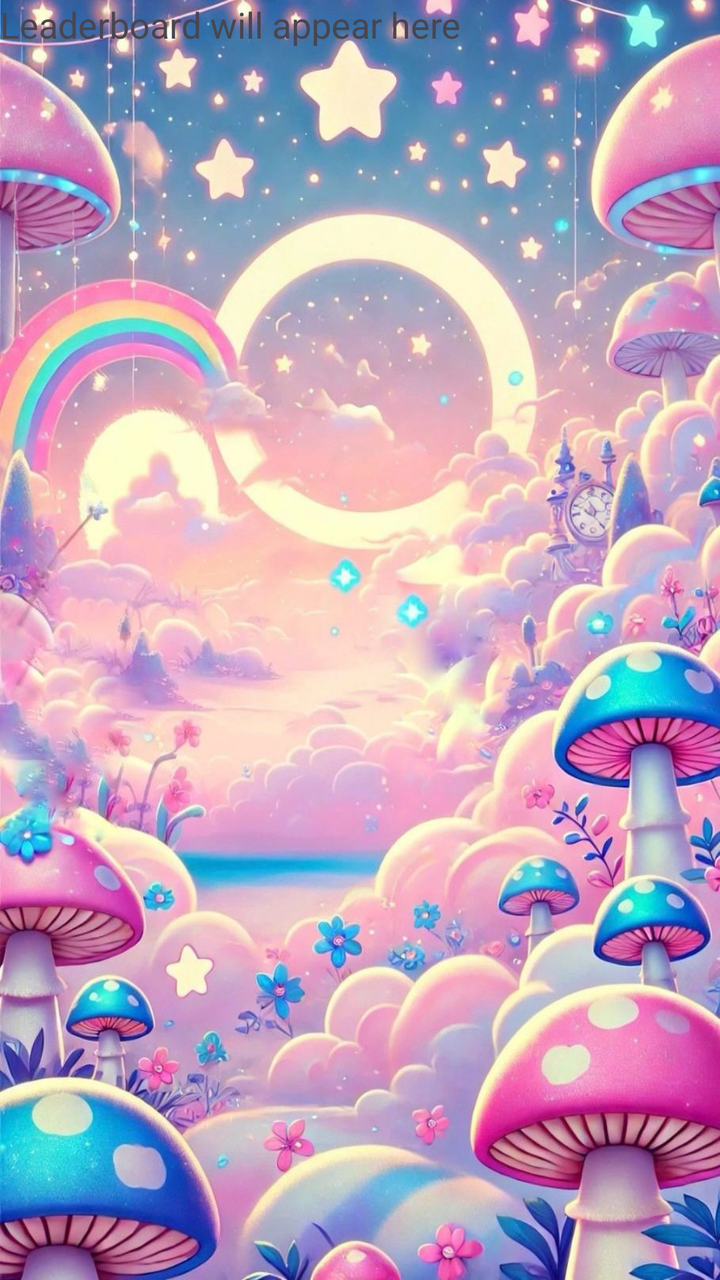
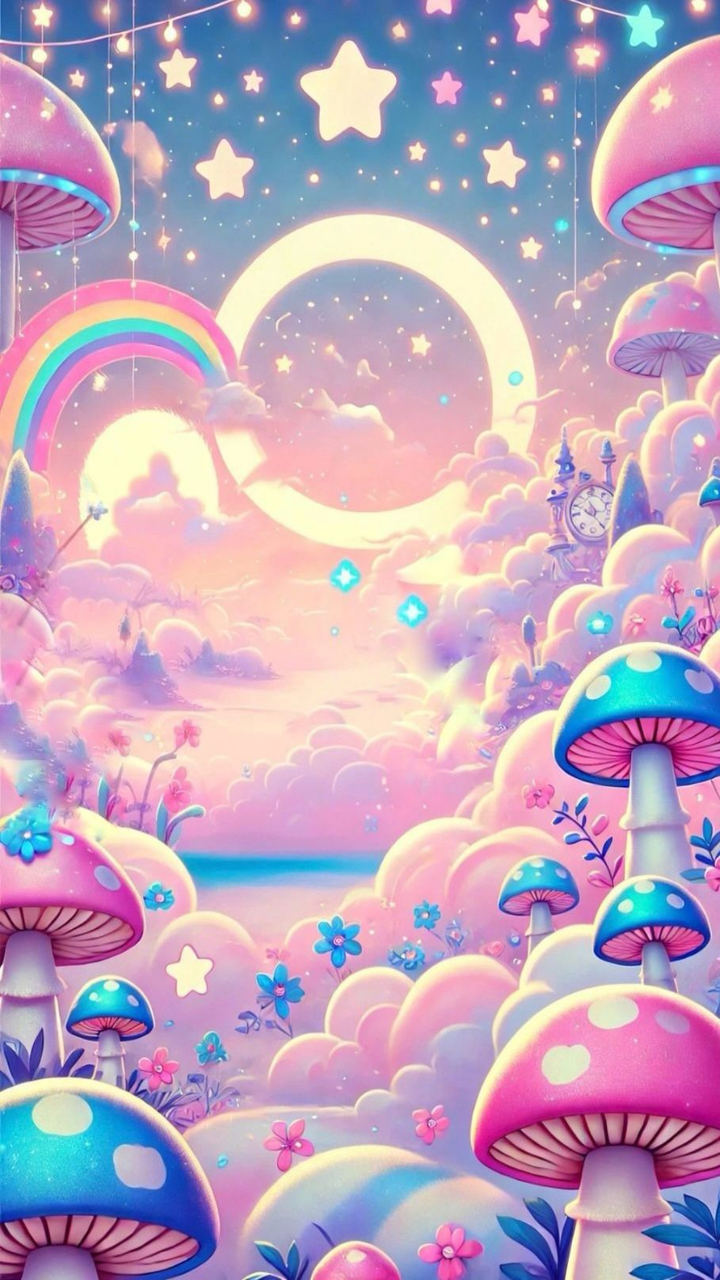

Two renders of the same Android screen: before a commit and after it. Below are the layout's source before the change and the commit's diff.
<!-- AndroidManifest.xml: application theme Theme.MyProject -->
<!-- res/layout/fragment_leader_board.xml -->
<?xml version="1.0" encoding="utf-8"?>
<LinearLayout xmlns:android="http://schemas.android.com/apk/res/android"
    xmlns:tools="http://schemas.android.com/tools"
    android:layout_width="match_parent"
    android:background="@drawable/cut_background"
    android:layout_height="match_parent"
    android:orientation="vertical"
    tools:context=".LeaderBoardFragment">


    <TextView
        android:id="@+id/leaderboardTextView"
        android:layout_width="wrap_content"
        android:layout_height="wrap_content"
        android:text="Leaderboard will appear here"
        android:textSize="18sp" />

</LinearLayout>
<!-- resources referenced by this layout -->
<resources>
  <!-- drawable cut_background: jpg bitmap (drawable, 190278 bytes) -->
  <style name="Theme.MyProject" parent="Base.Theme.MyProject" />
  <style name="Base.Theme.MyProject" parent="Theme.Material3.DayNight.NoActionBar">
          
          
      </style>
</resources>

<!-- the commit's change to res/layout/fragment_leader_board.xml (unified diff, before → after) -->
@@ -8,11 +8,6 @@
     tools:context=".LeaderBoardFragment">
 
 
-    <TextView
-        android:id="@+id/leaderboardTextView"
-        android:layout_width="wrap_content"
-        android:layout_height="wrap_content"
-        android:text="Leaderboard will appear here"
-        android:textSize="18sp" />
+   
 
 </LinearLayout>
